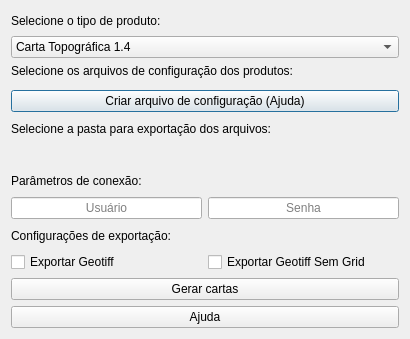
Above: resources/uis/editionPluginBaseDialog.ui from dsgoficial/ferramentas_edicao before the change. Below: the same form after it.
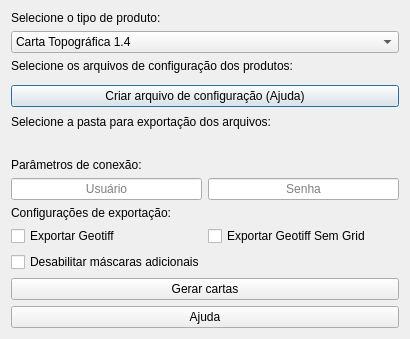
That is the form after the change. Custom widgets are drawn as their Qt base class.

The edit to the form file:
```diff
--- a/resources/uis/editionPluginBaseDialog.ui
+++ b/resources/uis/editionPluginBaseDialog.ui
@@ -177,6 +177,17 @@
        </item>
       </layout>
      </item>
+     <item>
+      <layout class="QHBoxLayout" name="horizontalLayout_5">
+       <item>
+        <widget class="QCheckBox" name="checkBoxDisableAdditionalMasks">
+         <property name="text">
+          <string>Desabilitar máscaras adicionais</string>
+         </property>
+        </widget>
+       </item>
+      </layout>
+     </item>
     </layout>
    </item>
    <item>
```
Left out of the diff: 2 changed lines with no effect on the pictures.
